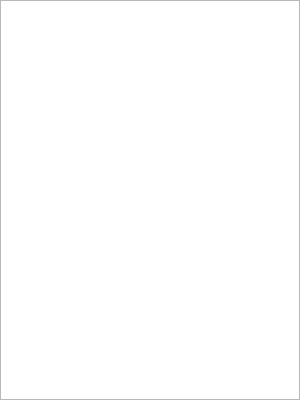
Before: the Qt Designer form dialog/downloaddialog.ui in zhipeng515/VRSteam, drawn with Qt 5.
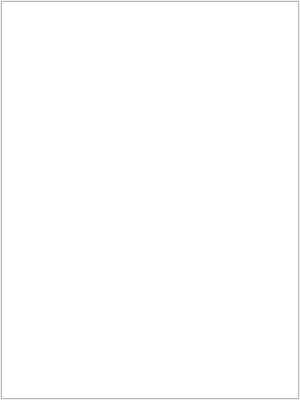
After: the same form once the commit is applied.

Patch:
```diff
--- a/dialog/downloaddialog.ui
+++ b/dialog/downloaddialog.ui
@@ -13,16 +13,34 @@
   <property name="windowTitle">
    <string>Download</string>
   </property>
-  <widget class="QListWidget" name="listWidget">
-   <property name="geometry">
-    <rect>
-     <x>0</x>
-     <y>0</y>
-     <width>300</width>
-     <height>400</height>
-    </rect>
+  <layout class="QGridLayout" name="gridLayout_2">
+   <property name="leftMargin">
+    <number>1</number>
    </property>
-  </widget>
+   <property name="topMargin">
+    <number>1</number>
+   </property>
+   <property name="rightMargin">
+    <number>1</number>
+   </property>
+   <property name="bottomMargin">
+    <number>1</number>
+   </property>
+   <item row="0" column="0">
+    <layout class="QGridLayout" name="gridLayout">
+     <item row="0" column="0">
+      <widget class="QListWidget" name="listWidget">
+       <property name="sizePolicy">
+        <sizepolicy hsizetype="Expanding" vsizetype="Expanding">
+         <horstretch>0</horstretch>
+         <verstretch>0</verstretch>
+        </sizepolicy>
+       </property>
+      </widget>
+     </item>
+    </layout>
+   </item>
+  </layout>
  </widget>
  <resources/>
  <connections/>
```
